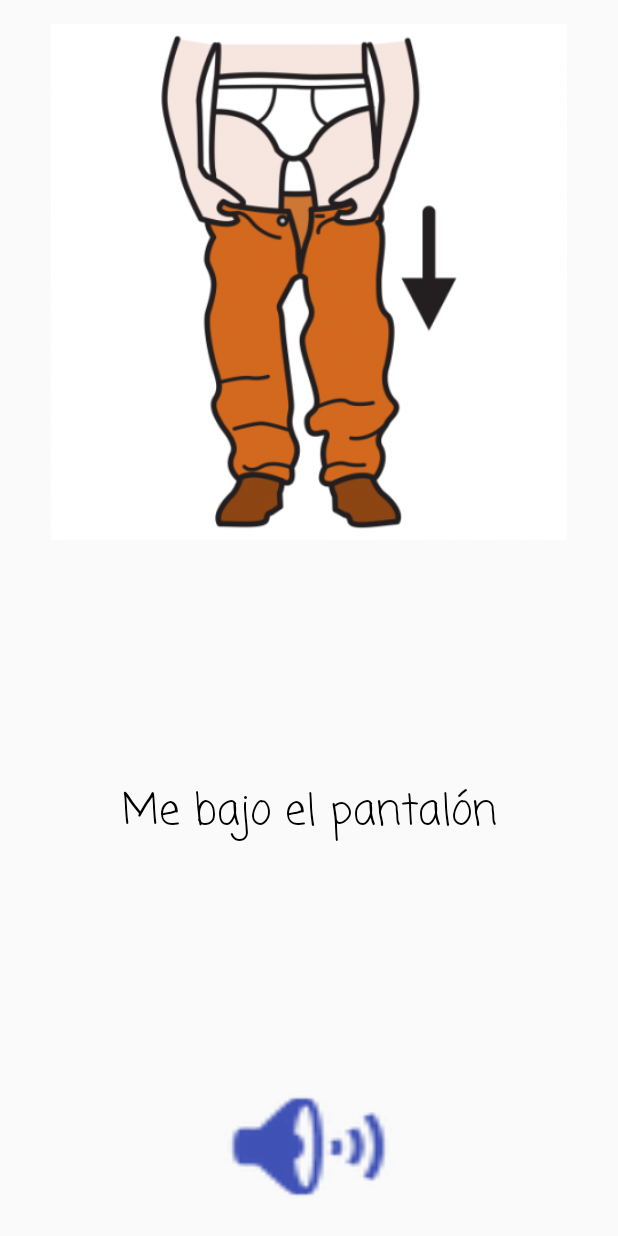
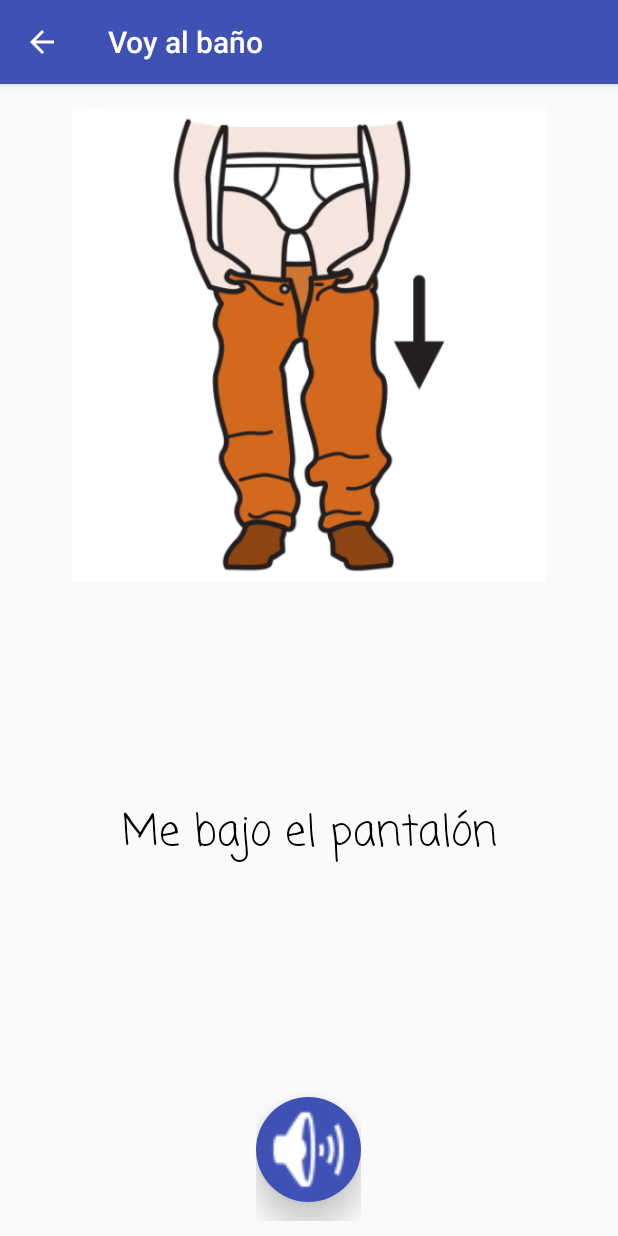
Before and after one commit to matiassalinas/pasitoappasito, an Android app: the HomeActivity screen opened directly, with no data from a screen before it, after a tap on "Voy al baño", on a phone screen of 412 x 824 dp. Run offline under Robolectric (Android 15) with nearby library versions, the light colour scheme and no system bars; network calls fail.

Commit message:
Arreglos del diseño. ActionBar con boton hacia atras

```diff
--- a/app/src/main/java/io/github/matiassalinas/pasitoappasito/HomeActivity.java
+++ b/app/src/main/java/io/github/matiassalinas/pasitoappasito/HomeActivity.java
@@ -1,24 +1,13 @@
 package io.github.matiassalinas.pasitoappasito;
 
 import android.content.Intent;
-import android.graphics.Color;
 import android.os.Bundle;
-import android.os.Parcelable;
-import android.support.annotation.NonNull;
-import android.support.design.widget.BottomNavigationView;
-import android.support.v4.content.ContextCompat;
 import android.support.v7.app.AppCompatActivity;
 import android.util.Log;
-import android.view.MenuItem;
 import android.view.View;
-import android.view.ViewGroup;
 import android.widget.AdapterView;
-import android.widget.ArrayAdapter;
 import android.widget.GridView;
-import android.widget.ListView;
-import android.widget.SearchView;
 import android.widget.TextView;
-import android.widget.Toast;
 
 import org.w3c.dom.Document;
 import org.w3c.dom.Element;
@@ -26,7 +15,6 @@ import org.w3c.dom.Node;
 import org.w3c.dom.NodeList;
 
 import java.io.InputStream;
-import java.io.Serializable;
 import java.util.ArrayList;
 import java.util.Collections;
 import java.util.Comparator;
@@ -56,19 +44,15 @@ public class HomeActivity extends AppCompatActivity {
     protected void getName(){
         storage = getIntent().getExtras();
         if(storage!=null){
-
             name = storage.getString("NOMBRE");
             TextView txtNombre = (TextView) findViewById(R.id.txtNombre);
-            Log.d("NOMBRE",name);
             txtNombre.setText(getString(R.string.hola2) + " " + name);
-
         }
     }
 
     protected void setList(){
         gridView = (GridView) findViewById(R.id.gridViewAct);
         if(getList("actividades.xml")){
-            Log.d("ACTIVIDADESXML","EXISTE");
             adapter = new Adapter(this,items);
             gridView.setAdapter(adapter);
             gridView.setOnItemClickListener(new AdapterView.OnItemClickListener() {
@@ -76,9 +60,8 @@ public class HomeActivity extends AppCompatActivity {
                 public void onItemClick(AdapterView<?> parent, View view, int position, long id) {
                     //Toast.makeText(getApplicationContext(),String.valueOf(items.get(position).getPasos().size()), Toast.LENGTH_SHORT).show();
                     Intent mIntent = new Intent(HomeActivity.this, PasosActivity.class);
-                    //mIntent.putExtra("actividad", items.get(position));
-                    //mIntent.putExtra("pasos", items.get(position).getPasos());
                     mIntent.putExtra("ID",items.get(position).getId());
+                    mIntent.putExtra("Nombre",items.get(position).getNombre());
                     startActivity(mIntent);
                 }
             });
--- a/app/src/main/java/io/github/matiassalinas/pasitoappasito/PasosActivity.java
+++ b/app/src/main/java/io/github/matiassalinas/pasitoappasito/PasosActivity.java
@@ -4,19 +4,17 @@ package io.github.matiassalinas.pasitoappasito;
 import android.content.Context;
 import android.content.res.AssetFileDescriptor;
 import android.media.MediaPlayer;
-import android.support.v7.app.AppCompatActivity;
-
+import android.os.Bundle;
 import android.support.v4.app.Fragment;
 import android.support.v4.app.FragmentManager;
 import android.support.v4.app.FragmentPagerAdapter;
+import android.support.v4.app.NavUtils;
 import android.support.v4.view.ViewPager;
-import android.os.Bundle;
-import android.util.Log;
+import android.support.v7.app.AppCompatActivity;
 import android.view.LayoutInflater;
+import android.view.MenuItem;
 import android.view.View;
 import android.view.ViewGroup;
-
-import android.widget.Button;
 import android.widget.ImageButton;
 import android.widget.ImageView;
 import android.widget.TextView;
@@ -29,7 +27,6 @@ import org.w3c.dom.NodeList;
 import java.io.IOException;
 import java.io.InputStream;
 import java.util.ArrayList;
-
 
 import javax.xml.parsers.DocumentBuilder;
 import javax.xml.parsers.DocumentBuilderFactory;
@@ -57,14 +54,17 @@ public class PasosActivity extends AppCompatActivity {
         firstPage = false;
         idActividad = (int) getIntent().getExtras().get("ID");
         if(getPasos("actividades.xml")){
-            Log.d("OK","OKK "+ pasos.size());
+            /*
             for(int i=0;i<pasos.size();i++){
                 Log.d("Paso",pasos.get(i).getTexto());
             }
+            */
         }
+        //ActionBar
+        String titulo = (String) getIntent().getExtras().get("Nombre");
+        setTitle(titulo);
+        getSupportActionBar().setDisplayHomeAsUpEnabled(true);
 
-        Log.d("PASOS", String.valueOf(pasos.size()));
-        //Log.d("actividad", String.valueOf(actividad.getPasos().size()));
         // Create the adapter that will return a fragment for each of the three
         // primary sections of the activity.
         mSectionsPagerAdapter = new SectionsPagerAdapter(getSupportFragmentManager());
@@ -73,6 +73,7 @@ public class PasosActivity extends AppCompatActivity {
         mViewPager = (ViewPager) findViewById(R.id.container);
         mViewPager.setAdapter(mSectionsPagerAdapter);
 
+        //Al cambiar paso
         mViewPager.addOnPageChangeListener(new ViewPager.SimpleOnPageChangeListener() {
             @Override
             public void onPageSelected(final int position) {
@@ -85,18 +86,21 @@ public class PasosActivity extends AppCompatActivity {
         soundButton.setOnClickListener(new View.OnClickListener() {
             @Override
             public void onClick(View v) {
-                Log.d("CLIIICK","CLIIICK");
                 setSound(posActual,getBaseContext());
             }
         });
 
+    }
 
-
-
-
-
-
-
+    @Override
+    public boolean onOptionsItemSelected(MenuItem item) {
+        switch (item.getItemId()) {
+            // Respond to the action bar's Up/Home button
+            case android.R.id.home:
+                NavUtils.navigateUpFromSameTask(this);
+                return true;
+        }
+        return super.onOptionsItemSelected(item);
     }
 
     public boolean getPasos(String xml){
@@ -151,7 +155,6 @@ public class PasosActivity extends AppCompatActivity {
     }
 
     public static void setSound(int pos, Context context){
-        Log.d("PLAYERSOUND", String.valueOf(player));
         if(player!=null){
             player.release();
             player = null;
@@ -159,7 +162,6 @@ public class PasosActivity extends AppCompatActivity {
         player = new MediaPlayer();
         try {
             AssetFileDescriptor afd = pasos.get(pos).getSonido(context);
-            Log.d("POS", String.valueOf(pos));
             player.setDataSource(afd.getFileDescriptor(),afd.getStartOffset(),afd.getLength());
             player.prepare();
             player.start();
@@ -215,15 +217,6 @@ public class PasosActivity extends AppCompatActivity {
             return rootView;
         }
 
-        @Override
-        public void setUserVisibleHint(boolean isVisibleToUser) {
-            super.setUserVisibleHint(isVisibleToUser);
-            if (isVisibleToUser) {
-                Log.d("HOLAA","HOLAA");
-            }
-            else {
-            }
-        }
     }
 
 
--- /dev/null
+++ b/app/src/main/res/drawable/roundedcorner.xml
@@ -0,0 +1,5 @@
+<?xml version="1.0" encoding="utf-8"?>
+<shape xmlns:android="http://schemas.android.com/apk/res/android">
+    <solid android:color="@color/colorPrimary" />
+    <corners android:radius="50dp" />
+</shape>
--- a/app/src/main/res/layout/activity_pasos.xml
+++ b/app/src/main/res/layout/activity_pasos.xml
@@ -38,14 +38,14 @@
 
             <ImageButton
                 android:id="@+id/soundButton"
-                android:layout_width="150dp"
-                android:layout_height="90dp"
-                android:layout_gravity="center_horizontal"
+                android:layout_width="70dp"
+                android:layout_height="70dp"
+                android:layout_gravity="center_vertical|center_horizontal"
                 android:layout_weight="1"
-                android:background="@android:color/transparent"
-                android:elevation="24dp"
+                android:background="@drawable/roundedcorner"
+                android:elevation="10dp"
                 android:scaleType="fitXY"
-                android:tint="@color/colorPrimary"
+                android:tint="@android:color/white"
                 app:srcCompat="@android:drawable/ic_lock_silent_mode_off" />
         </LinearLayout>
 
--- a/app/src/main/res/values/styles.xml
+++ b/app/src/main/res/values/styles.xml
@@ -12,4 +12,11 @@
 
     <style name="AppTheme.PopupOverlay" parent="ThemeOverlay.AppCompat.Light" />
 
+    <style name="AppTheme.ActionBar" parent ="Theme.AppCompat.Light.DarkActionBar">
+        <!-- Customize your theme here. -->
+        <item name="colorPrimary">@color/colorPrimary</item>
+        <item name="colorPrimaryDark">@color/colorPrimaryDark</item>
+        <item name="colorAccent">@color/colorAccent</item>
+    </style>
+
 </resources>
```
Also changed, not shown: app/src/main/AndroidManifest.xml (+7 -1 lines).
